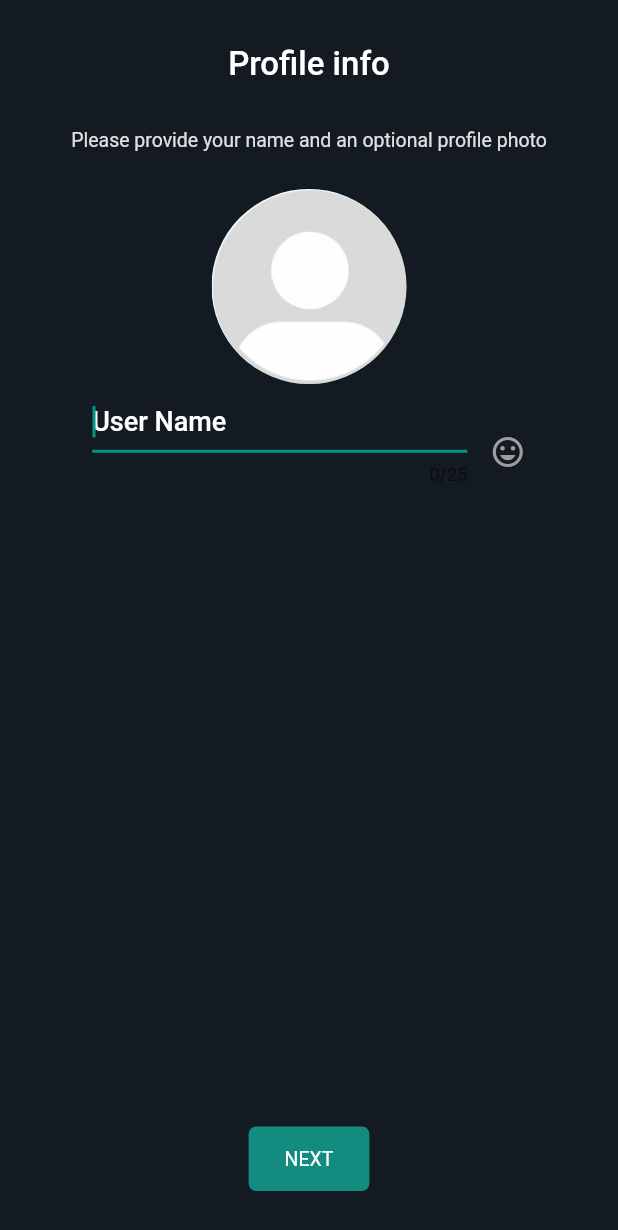
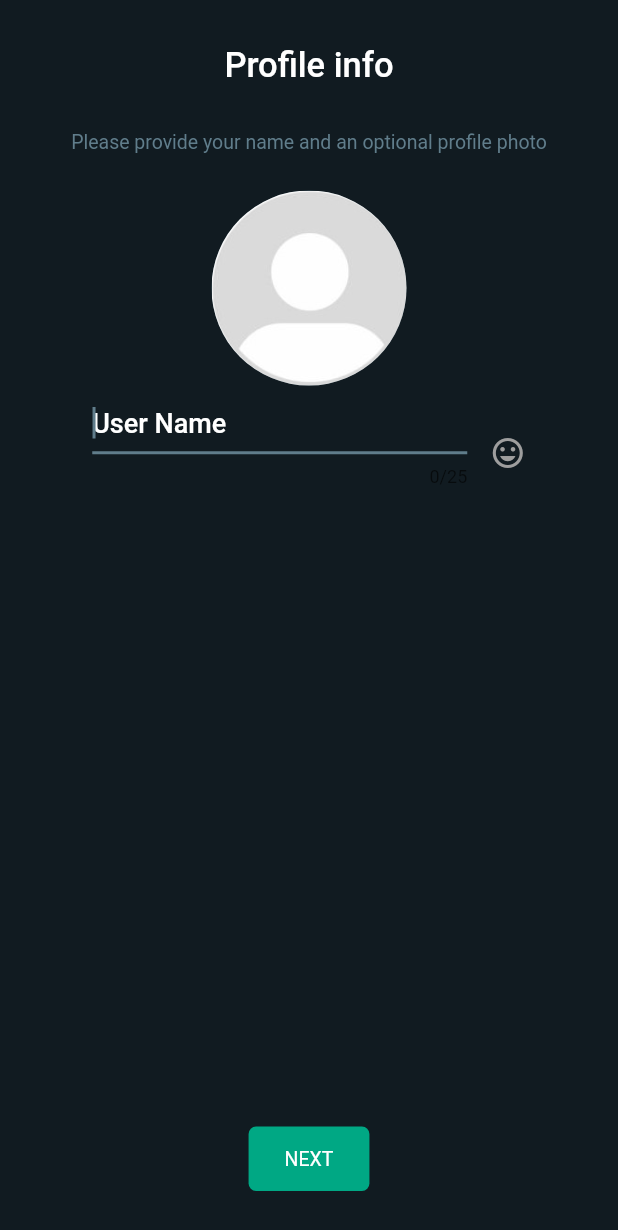
Before and after one commit to Elrefaiy/WhatsApp-Clone, a Flutter app: the ProfileInfoScreen screen opened directly, on a phone screen of 412 x 824 dp. Shown: the top 1230 px of the screen. Run offline on Flutter 3.47's test engine with Material 2 defaults, Android fonts, the phone set to English and light mode, and no system bars; our stand-ins replace cloud_firestore, firebase_auth, firebase_core, flutter_bloc, shared_preferences, story_view; accounts and stored records are empty.

Commit message:
Modifications on Application Color Pallet

```diff
--- a/lib/shared/conistants/conistants.dart
+++ b/lib/shared/conistants/conistants.dart
@@ -25,47 +25,45 @@ ThemeData lightTheme() => ThemeData(
           fontSize: 18,
           fontWeight: FontWeight.w500,
         ),
-        bodyText2: TextStyle(
-          color: Colors.grey[800],
+        bodyText2: const TextStyle(
+          color: Colors.blueGrey,
           fontSize: 13,
         ),
       ),
     );
 
 ThemeData darkTheme() => ThemeData(
-      primarySwatch: Colors.teal,
+      primarySwatch: Colors.blueGrey,
       scaffoldBackgroundColor: c3(),
       appBarTheme: AppBarTheme(
         systemOverlayStyle: const SystemUiOverlayStyle(
           statusBarColor: Colors.transparent,
         ),
-        color: c3(),
+        color: c4(),
         titleSpacing: 20,
       ),
-      textTheme: TextTheme(
-        headline1: const TextStyle(
+      textTheme: const TextTheme(
+        headline1: TextStyle(
           color: Colors.white,
-          fontSize: 22,
+          fontSize: 23,
           fontWeight: FontWeight.w500,
         ),
-        headline2: const TextStyle(
+        headline2: TextStyle(
           color: Colors.white,
           fontSize: 18,
           fontWeight: FontWeight.w500,
         ),
         bodyText2: TextStyle(
-          color: Colors.grey[300],
+          color: Colors.blueGrey,
           fontSize: 13,
         ),
       ),
     );
 
 // Application Color Pallet
+Color c1() => const Color(0xff008069);
+Color c2() => const Color(0xff00A884);
 
-//light
-Color c1() => const Color(0xff008069);
-Color c2() => const Color(0xff128c7e);
-
-//dark
-Color c3() => const Color(0xff131A22);
-Color c4() => Color.fromARGB(255, 25, 34, 44);
+Color c3() => const Color(0xff111B21);
+Color c4() => const Color(0xff233138);
+Color c5() => const Color(0xff8696A0);
```
